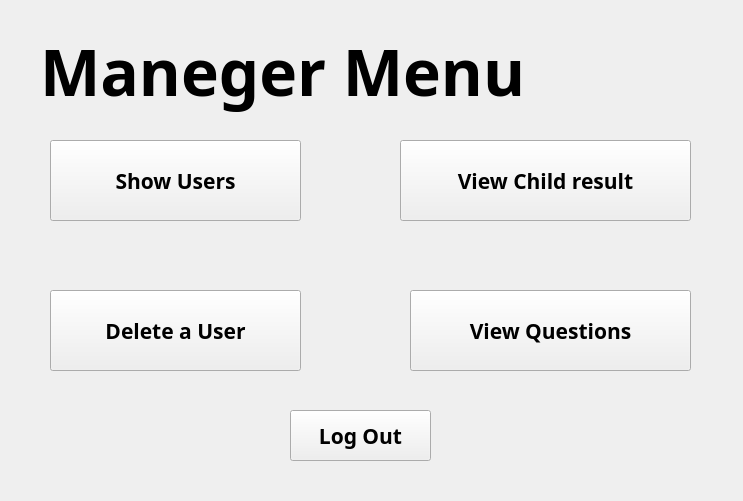
Above: src/login/GUI/ManagerMenu.ui from itay9/SCE_BSMP_2021_Team5 before the change. Below: the same form after it.
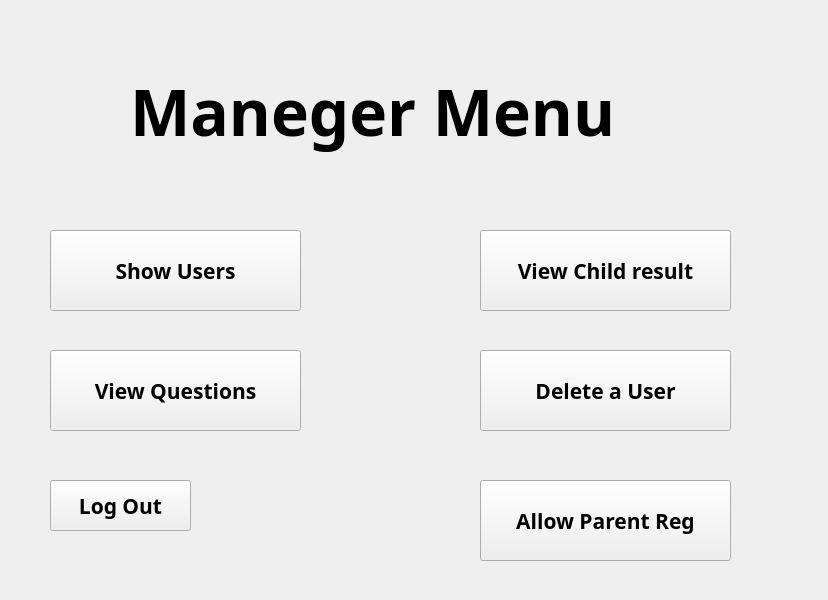
That is the form after the change.

Commit message: Updating ManagerMenu and making more efficient MainMenu

What changed in the file:
```diff
--- a/src/login/GUI/ManagerMenu.ui
+++ b/src/login/GUI/ManagerMenu.ui
@@ -6,8 +6,8 @@
    <rect>
     <x>0</x>
     <y>0</y>
-    <width>743</width>
-    <height>501</height>
+    <width>828</width>
+    <height>600</height>
    </rect>
   </property>
   <property name="cursor">
@@ -20,8 +20,8 @@
    <widget class="QPushButton" name="logOutButton">
     <property name="geometry">
      <rect>
-      <x>290</x>
-      <y>410</y>
+      <x>50</x>
+      <y>480</y>
       <width>141</width>
       <height>51</height>
      </rect>
@@ -45,7 +45,7 @@
     <property name="geometry">
      <rect>
       <x>50</x>
-      <y>140</y>
+      <y>230</y>
       <width>251</width>
       <height>81</height>
      </rect>
@@ -65,9 +65,9 @@
    <widget class="QPushButton" name="viewChildResultButton">
     <property name="geometry">
      <rect>
-      <x>400</x>
-      <y>140</y>
-      <width>291</width>
+      <x>480</x>
+      <y>230</y>
+      <width>251</width>
       <height>81</height>
      </rect>
     </property>
@@ -86,9 +86,9 @@
    <widget class="QPushButton" name="viewQuestionsButton">
     <property name="geometry">
      <rect>
-      <x>410</x>
-      <y>290</y>
-      <width>281</width>
+      <x>50</x>
+      <y>350</y>
+      <width>251</width>
       <height>81</height>
      </rect>
     </property>
@@ -107,9 +107,9 @@
    <widget class="QLabel" name="title">
     <property name="geometry">
      <rect>
-      <x>40</x>
-      <y>20</y>
-      <width>661</width>
+      <x>130</x>
+      <y>60</y>
+      <width>601</width>
       <height>101</height>
      </rect>
     </property>
@@ -128,8 +128,8 @@
    <widget class="QPushButton" name="deleteUserButton">
     <property name="geometry">
      <rect>
-      <x>50</x>
-      <y>290</y>
+      <x>480</x>
+      <y>350</y>
       <width>251</width>
       <height>81</height>
      </rect>
@@ -146,6 +146,27 @@
      <string>Delete a User</string>
     </property>
    </widget>
+   <widget class="QPushButton" name="viewQuestionsButton_2">
+    <property name="geometry">
+     <rect>
+      <x>480</x>
+      <y>480</y>
+      <width>251</width>
+      <height>81</height>
+     </rect>
+    </property>
+    <property name="font">
+     <font>
+      <family>Arial Black</family>
+      <pointsize>16</pointsize>
+      <weight>75</weight>
+      <bold>true</bold>
+     </font>
+    </property>
+    <property name="text">
+     <string>Allow Parent Reg</string>
+    </property>
+   </widget>
   </widget>
  </widget>
  <resources/>
```
The commit also changes 2 other files.
